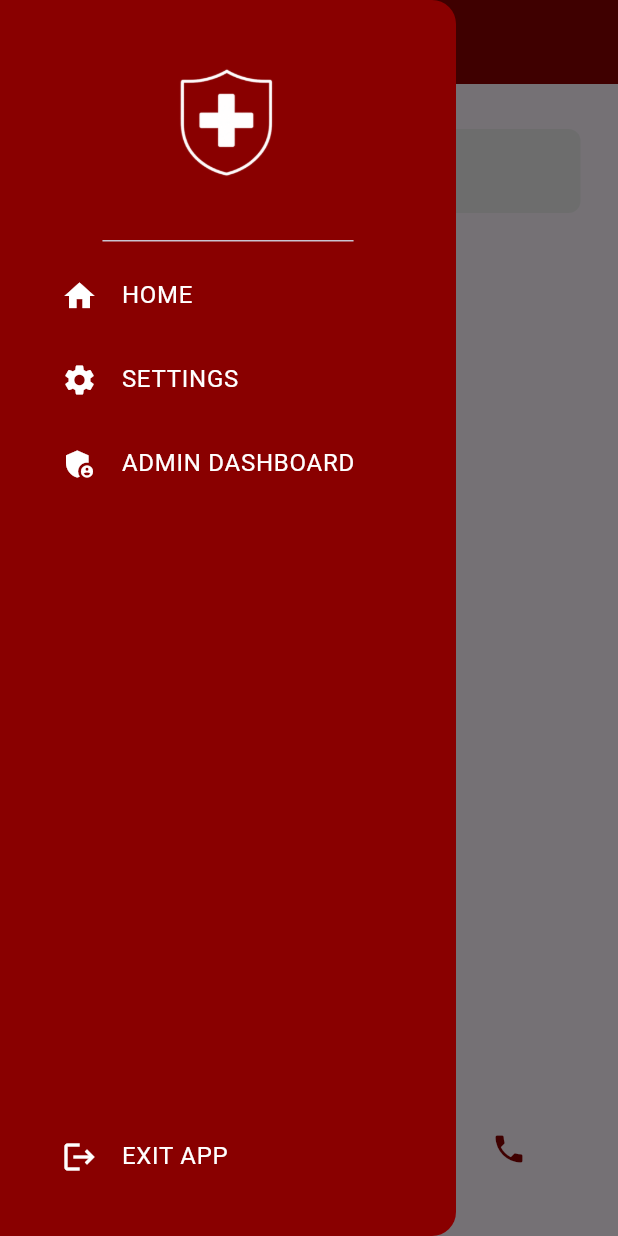
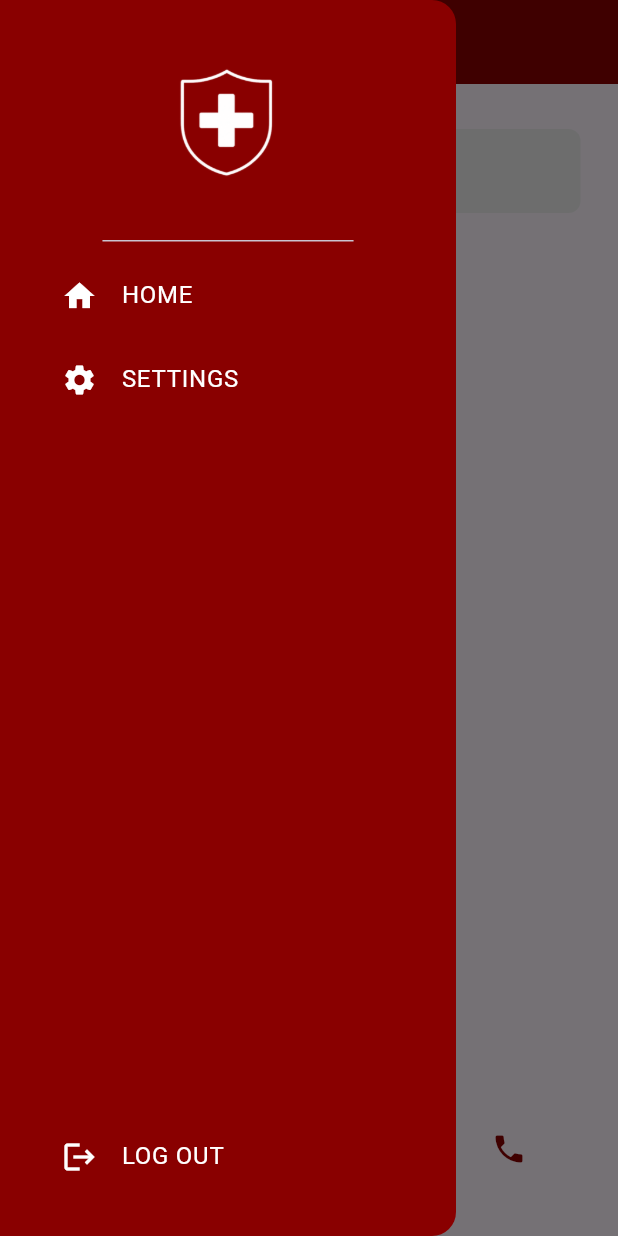
Before and after one commit to LynWM/QuickAid, a Flutter app: the HomePage screen opened directly, with the side drawer open, on a phone screen of 412 x 824 dp. Run offline on Flutter 3.47's test engine with Material 3 defaults, Android fonts, the phone set to English and light mode, and no system bars; drawn by our look-alikes of google_nav_bar; our stand-ins replace cloud_firestore, firebase_auth, firebase_core, fl_chart, geolocator, google_maps_flutter and 1 more; missing offline and left inert: google_place; accounts and stored records are empty.

Commit message:
commit --m

```diff
--- a/lib/pages/home_page.dart
+++ b/lib/pages/home_page.dart
@@ -1,5 +1,7 @@
 import 'dart:io';
 
+import 'package:cloud_firestore/cloud_firestore.dart';
+import 'package:firebase_auth/firebase_auth.dart';
 import 'package:flutter/material.dart';
 import 'package:flutter/services.dart';
 import 'package:quick_aid_app/components/bottom_nav_bar.dart';
@@ -8,6 +10,7 @@ import 'package:quick_aid_app/pages/guides_page.dart';
 import 'package:quick_aid_app/pages/hotlines_page.dart';
 import 'package:quick_aid_app/pages/map_page.dart';
 import 'package:quick_aid_app/pages/settings_page.dart';
+import 'package:quick_aid_app/services/login_page.dart';
 
 class HomePage extends StatefulWidget {
   const HomePage({super.key});
@@ -64,9 +67,34 @@ class _HomePageState extends State<HomePage> {
           ),
         ),
       ),
+
       drawer: Drawer(
         backgroundColor: Color(0xFF890000),
-        child: Column(
+        child: FutureBuilder<DocumentSnapshot>(
+          future: FirebaseFirestore.instance
+              .collection('users')
+              .doc(FirebaseAuth.instance.currentUser!.uid)
+              .get(),
+          builder: (context, snapshot) {
+            if (snapshot.connectionState == ConnectionState.waiting) {
+              return Center(child: CircularProgressIndicator());
+            }
+
+            if (!snapshot.hasData || !snapshot.data!.exists) {
+              return Center(
+                child: Text(
+                  "Error loading user data",
+                  style: TextStyle(color: Colors.white),
+                ),
+              );
+            }
+
+            final userData =
+                snapshot.data!.data() as Map<String, dynamic>? ?? {};
+            final role = userData['role'] ?? 'user';
+            print("USER ROLE: $role");
+
+            return Column(
               mainAxisAlignment: MainAxisAlignment.spaceBetween,
               children: [
                 Column(
@@ -84,7 +112,10 @@ class _HomePageState extends State<HomePage> {
                       padding: const EdgeInsets.only(left: 25.0),
                       child: ListTile(
                         leading: Icon(Icons.home, color: Colors.white),
-                    title: Text('HOME', style: TextStyle(color: Colors.white)),
+                        title: Text(
+                          'HOME',
+                          style: TextStyle(color: Colors.white),
+                        ),
                         onTap: () {
                           Navigator.pop(context);
                           Navigator.pushReplacement(
@@ -118,11 +149,16 @@ class _HomePageState extends State<HomePage> {
                       ),
                     ),
 
+                    //Admin Dashboard
+                    if (role == "admin")
                       Padding(
                         padding: const EdgeInsets.only(left: 25.0),
 
                         child: ListTile(
-                    leading: Icon(Icons.admin_panel_settings, color: Colors.white),
+                          leading: Icon(
+                            Icons.admin_panel_settings,
+                            color: Colors.white,
+                          ),
                           title: Text(
                             'ADMIN DASHBOARD',
                             style: TextStyle(color: Colors.white),
@@ -147,23 +183,24 @@ class _HomePageState extends State<HomePage> {
                   child: ListTile(
                     leading: const Icon(Icons.logout, color: Colors.white),
                     title: const Text(
-                  'EXIT APP',
+                      'LOG OUT',
                       style: TextStyle(color: Colors.white),
                     ),
-                onTap: () {
-                  if (Platform.isAndroid) {
-                    SystemNavigator.pop();
-                  } else {
-                    exit(0);
-                  }
+                    onTap: () async {
+                      await FirebaseAuth.instance.signOut();
 
-                  //Navigator.pop(context);
-                  //Future.delayed(Duration(milliseconds: 200), () {
-                  //Future.delayed(Duration.zero, () => Navigator.of(context).maybePop());
+                      //navigating to login page
+                      Navigator.pushAndRemoveUntil(
+                        context,
+                        MaterialPageRoute(builder: (context) => LoginPage()),
+                        (route) => false,
+                      );
                     },
                   ),
                 ),
               ],
+            );
+          },
         ),
       ),
       body: _pages[_selectedIndex],
```
Also changed, not shown: lib/admin/admin_ambulance.dart (+8 -3 lines), lib/admin/admin_emergencies.dart (+8 -3 lines), lib/admin/admin_fire.dart (+8 -3 lines), lib/admin/admin_hotlines_page.dart (+24 -48 lines). Lines whose indentation alone changed are shown as unchanged.
